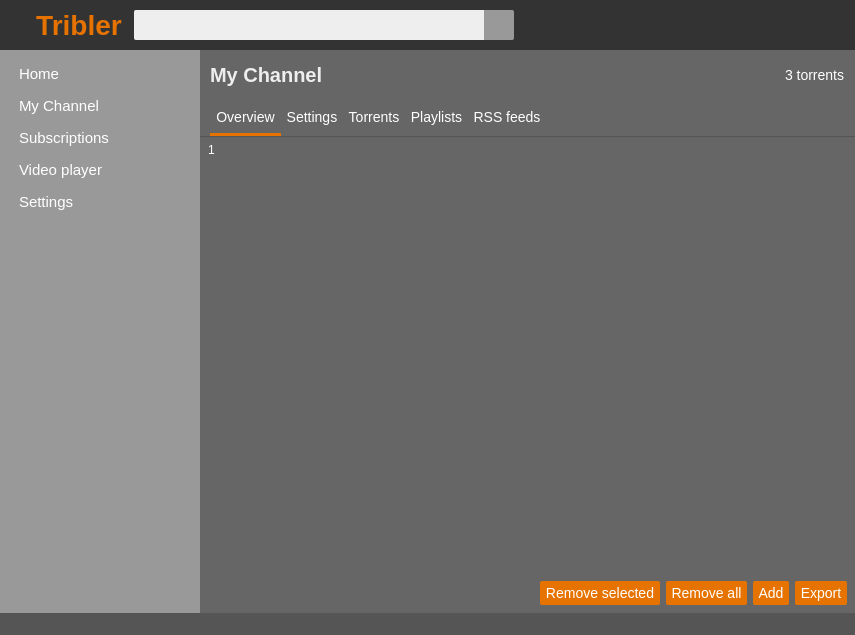
This is TriblerGUI/qt_resources/mainwindow.ui in devos50/TriblerGUI as Qt 5 draws it before an edit. The edited form follows.
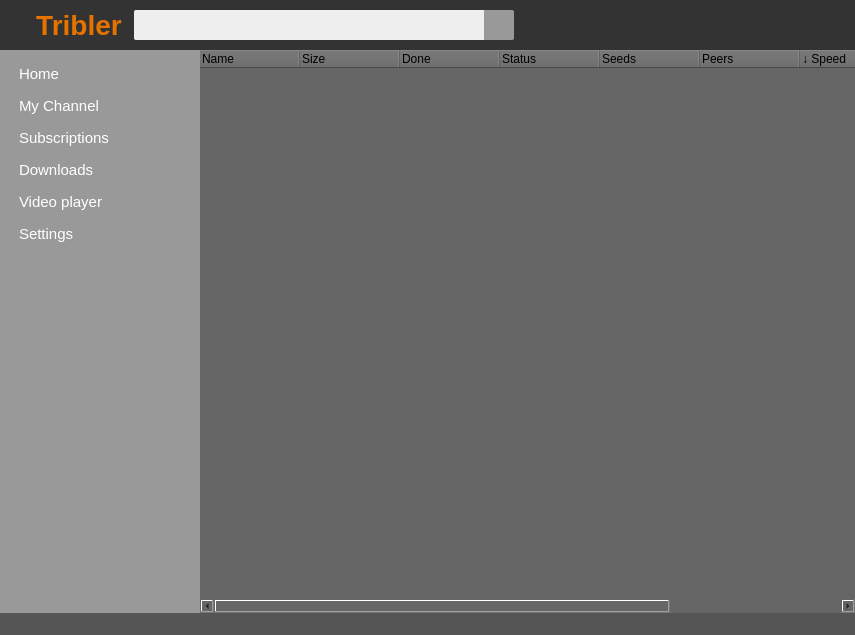
This is the edited form. Icons and pictures are not drawn. Custom widgets are drawn as their Qt base class.

Commit message: Created the downloads overview list

The edit to the form file:
```diff
--- a/TriblerGUI/qt_resources/mainwindow.ui
+++ b/TriblerGUI/qt_resources/mainwindow.ui
@@ -507,6 +507,63 @@
            </layout>
           </widget>
          </item>
+         <item>
+          <widget class="LeftMenuButton" name="left_menu_downloads_button" native="true">
+           <layout class="QHBoxLayout" name="horizontalLayout_18">
+            <property name="spacing">
+             <number>0</number>
+            </property>
+            <property name="leftMargin">
+             <number>0</number>
+            </property>
+            <property name="topMargin">
+             <number>0</number>
+            </property>
+            <property name="rightMargin">
+             <number>0</number>
+            </property>
+            <property name="bottomMargin">
+             <number>0</number>
+            </property>
+            <item>
+             <widget class="QLabel" name="left_menu_downloads_label">
+              <property name="sizePolicy">
+               <sizepolicy hsizetype="Preferred" vsizetype="Fixed">
+                <horstretch>0</horstretch>
+                <verstretch>0</verstretch>
+               </sizepolicy>
+              </property>
+              <property name="minimumSize">
+               <size>
+                <width>0</width>
+                <height>26</height>
+               </size>
+              </property>
+              <property name="maximumSize">
+               <size>
+                <width>16777215</width>
+                <height>26</height>
+               </size>
+              </property>
+              <property name="cursor">
+               <cursorShape>PointingHandCursor</cursorShape>
+              </property>
+              <property name="styleSheet">
+               <string notr="true">QWidget {
+color: white;
+border: none;
+font-size: 15px;
+padding-left: 4px;
+}</string>
+              </property>
+              <property name="text">
+               <string>Downloads</string>
+              </property>
+             </widget>
+            </item>
+           </layout>
+          </widget>
+         </item>
          <item>
           <widget class="LeftMenuButton" name="left_menu_videoplayer_button" native="true">
            <layout class="QHBoxLayout" name="horizontalLayout_11">
@@ -640,7 +697,7 @@
       <item>
        <widget class="QStackedWidget" name="stackedWidget">
         <property name="currentIndex">
-         <number>1</number>
+         <number>7</number>
         </property>
         <widget class="QWidget" name="home_page">
          <layout class="QVBoxLayout" name="verticalLayout">
@@ -2861,6 +2918,92 @@
           </item>
          </layout>
         </widget>
+        <widget class="QWidget" name="downloads">
+         <layout class="QVBoxLayout" name="verticalLayout">
+          <property name="leftMargin">
+           <number>0</number>
+          </property>
+          <property name="topMargin">
+           <number>0</number>
+          </property>
+          <property name="rightMargin">
+           <number>0</number>
+          </property>
+          <property name="bottomMargin">
+           <number>0</number>
+          </property>
+          <item>
+           <widget class="QTreeWidget" name="downloads_list">
+            <property name="styleSheet">
+             <string notr="true">QTreeWidget {
+border: none;
+font-size: 13px;
+alternate-background-color: #6e6e6e;
+background-color: #666666;
+}
+QTreeWidget::item {
+color: white;
+}
+QTreeWidget::item::selected {
+background-color: #444;
+}
+</string>
+            </property>
+            <property name="alternatingRowColors">
+             <bool>true</bool>
+            </property>
+            <property name="indentation">
+             <number>0</number>
+            </property>
+            <column>
+             <property name="text">
+              <string>Name</string>
+             </property>
+            </column>
+            <column>
+             <property name="text">
+              <string>Size</string>
+             </property>
+            </column>
+            <column>
+             <property name="text">
+              <string>Done</string>
+             </property>
+            </column>
+            <column>
+             <property name="text">
+              <string>Status</string>
+             </property>
+            </column>
+            <column>
+             <property name="text">
+              <string>Seeds</string>
+             </property>
+            </column>
+            <column>
+             <property name="text">
+              <string>Peers</string>
+             </property>
+            </column>
+            <column>
+             <property name="text">
+              <string>↓ Speed</string>
+             </property>
+            </column>
+            <column>
+             <property name="text">
+              <string>↑ Speed</string>
+             </property>
+            </column>
+            <column>
+             <property name="text">
+              <string>ETA</string>
+             </property>
+            </column>
+           </widget>
+          </item>
+         </layout>
+        </widget>
        </widget>
       </item>
      </layout>
```
The commit also changes 4 other files.
